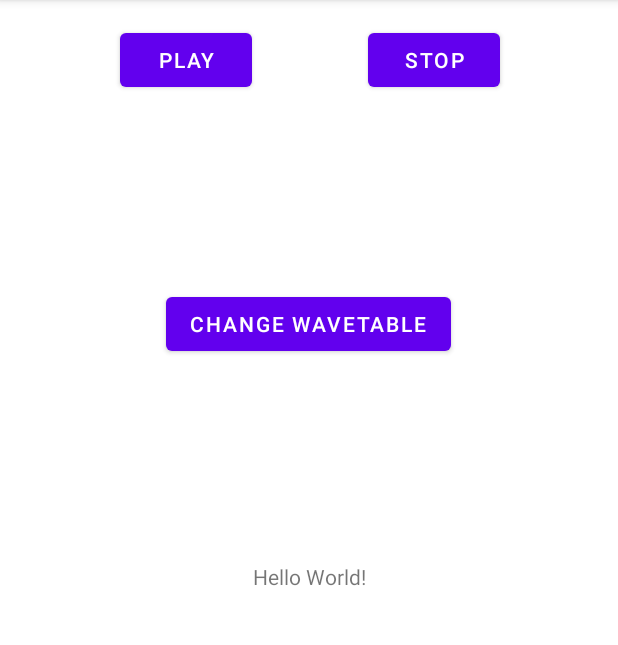
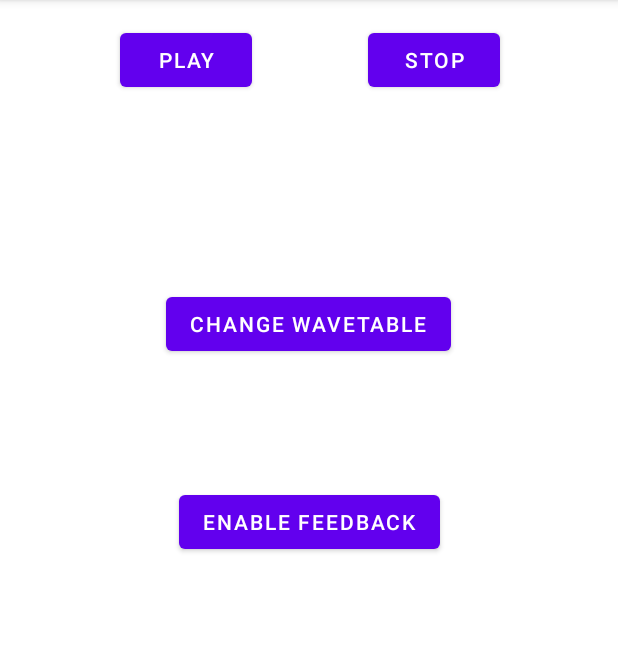
Before and after one commit to JohnKasun/Patch_Matcher, an Android app: the screen it shows after launch (MainActivity), on a phone screen of 412 x 824 dp, the part 84-729 px from its top. Run offline under Robolectric (Android 15) with nearby library versions, the phone set to English and light mode, and no system bars; 1 statement that could not run was skipped.

Commit message:
Implement first draft of feedback feature

```diff
--- a/app/src/main/java/com/example/patch_matcher/MainActivity.java
+++ b/app/src/main/java/com/example/patch_matcher/MainActivity.java
@@ -5,6 +5,7 @@ import androidx.appcompat.app.AppCompatActivity;
 import android.os.Bundle;
 import android.view.View;
 import android.widget.Button;
+import android.widget.Switch;
 import android.widget.TextView;
 
 import com.example.patch_matcher.databinding.ActivityMainBinding;
@@ -24,10 +25,6 @@ public class MainActivity extends AppCompatActivity {
 
         binding = ActivityMainBinding.inflate(getLayoutInflater());
         setContentView(binding.getRoot());
-
-        // Example of a call to a native method
-        TextView tv = binding.sampleText;
-        tv.setText(stringFromJNI());
 
         Button play_button = (Button) findViewById(R.id.play_button);
         play_button.setOnClickListener(new View.OnClickListener() {
@@ -53,6 +50,12 @@ public class MainActivity extends AppCompatActivity {
             }
         });
 
+        Button feedback_button = (Button) findViewById(R.id.FeedbackButton);
+        feedback_button.setOnClickListener(new View.OnClickListener() {
+            @Override
+            public void onClick(View v) { onFeedbackEnable(); }
+        });
+
     }
 
     /**
@@ -63,4 +66,5 @@ public class MainActivity extends AppCompatActivity {
     public native void onPlayButtonPress();
     public native void onStopButtonPress();
     public native void onChangeButtonPress();
+    public native void onFeedbackEnable();
 }
--- a/app/src/main/res/layout/activity_main.xml
+++ b/app/src/main/res/layout/activity_main.xml
@@ -5,16 +5,6 @@
     android:layout_width="match_parent"
     android:layout_height="match_parent"
     tools:context=".MainActivity">
-
-    <TextView
-        android:id="@+id/sample_text"
-        android:layout_width="wrap_content"
-        android:layout_height="wrap_content"
-        android:text="Hello World!"
-        app:layout_constraintBottom_toBottomOf="parent"
-        app:layout_constraintLeft_toLeftOf="parent"
-        app:layout_constraintRight_toRightOf="parent"
-        app:layout_constraintTop_toTopOf="parent" />
 
     <Button
         android:id="@+id/play_button"
@@ -49,4 +39,14 @@
         app:layout_constraintStart_toStartOf="parent"
         app:layout_constraintTop_toTopOf="parent" />
 
+    <Button
+        android:id="@+id/FeedbackButton"
+        android:layout_width="wrap_content"
+        android:layout_height="wrap_content"
+        android:layout_marginTop="324dp"
+        android:text="@string/feedback_button_text"
+        app:layout_constraintEnd_toEndOf="parent"
+        app:layout_constraintStart_toStartOf="parent"
+        app:layout_constraintTop_toTopOf="parent" />
+
 </androidx.constraintlayout.widget.ConstraintLayout>
--- a/app/src/main/res/values/strings.xml
+++ b/app/src/main/res/values/strings.xml
@@ -4,4 +4,5 @@
     <string name="play_button_text">Play</string>
     <string name="stop_button_text">Stop</string>
     <string name="change_button_text">Change Wavetable</string>
+    <string name="feedback_button_text">Enable Feedback</string>
 </resources>
```
Also changed, not shown: 5 other files.
